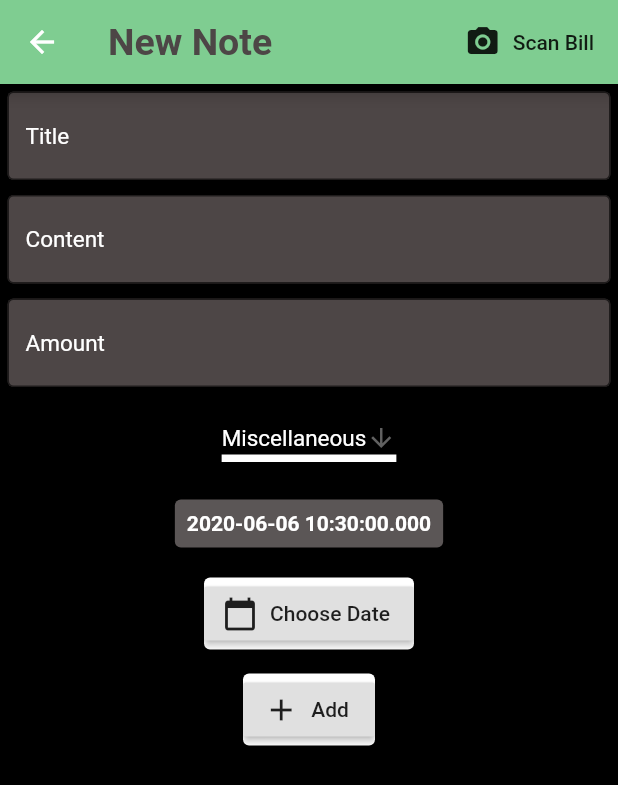
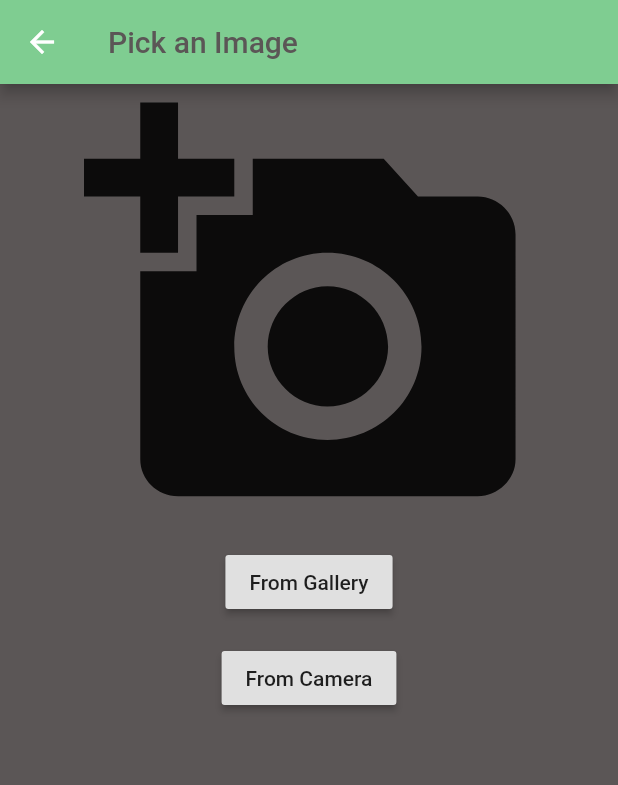
Before and after one commit to sbiswas2209/expenses_app, a Flutter app: the NewItemPage screen opened by its route, after a tap on "Scan Bill", on a phone screen of 412 x 824 dp. Shown: the top 785 px of the screen. Run offline on Flutter 3.47's test engine with Material 2 defaults, Android fonts, the phone set to English and light mode, and no system bars; our stand-ins replace charts_flutter, cloud_firestore, firebase_auth, image_picker; missing offline and left inert: firebase_ml_vision, time_formatter; accounts and stored records are empty.

Commit message:
Added Text Recognition

```diff
--- a/lib/main.dart
+++ b/lib/main.dart
@@ -4,6 +4,7 @@ import 'package:expenses_calculator/authentication/login_page.dart';
 import 'package:expenses_calculator/authentication/sign_up_page.dart';
 import 'package:expenses_calculator/authentication/start_screen.dart';
 import 'package:expenses_calculator/pages/new_note.dart';
+import 'package:expenses_calculator/pages/pickImage.dart';
 import 'package:expenses_calculator/services/auth.dart';
 import 'package:flutter/material.dart';
 import 'package:provider/provider.dart';
@@ -21,6 +22,7 @@ final routes = <String , WidgetBuilder>{
   SignUpPage.tag : (context) => SignUpPage(),
   StartScreen.tag : (context) => StartScreen(),
   NewItemPage.tag : (context) => NewItemPage(),
+  PickImage.tag : (context) => PickImage(),
 };
 
   @override
--- a/lib/pages/edit_page.dart
+++ b/lib/pages/edit_page.dart
@@ -51,7 +51,6 @@ class _EditPageState extends State<EditPage> {
         actions: <Widget>[
           FlatButton.icon(
             onPressed: () {
-              database.increaseTotal(data['amount'],_amount , _oldType , _type);
               Firestore.instance.runTransaction((transaction) async {
                 DocumentSnapshot freshSnap = await transaction.get(data.reference);
                 await transaction.update(freshSnap.reference,
--- a/lib/pages/new_note.dart
+++ b/lib/pages/new_note.dart
@@ -1,3 +1,4 @@
+import 'package:expenses_calculator/pages/pickImage.dart';
 import 'package:expenses_calculator/services/database.dart';
 import 'package:flutter/material.dart';
 class NewItemPage extends StatefulWidget {
@@ -59,9 +60,13 @@ Future<void> _showNullFieldDialog(BuildContext context) async {
       backgroundColor: Colors.black,
       appBar: AppBar(
         actions: <Widget>[
-          FlatButton.icon(onPressed: () {},
+          FlatButton.icon(onPressed: () {
+            Navigator.push(context, new MaterialPageRoute(
+              builder: (BuildContext context) => new PickImage()
+            ));
+          },
           icon: Icon(Icons.camera_alt),
-          label: Text('Scan Bill')
+          label: Text('Scan Bill'),
           )
         ],
         backgroundColor: Color(0XFF7fcd91),
@@ -218,7 +223,6 @@ Future<void> _showNullFieldDialog(BuildContext context) async {
                           }
                           else{
                             database.setNotesData(_title, _content, _type, _amount , _dateTime);
-                            database.changeTotal(_amount , _type);
                             Navigator.pop(context);
                           }
                         },
--- /dev/null
+++ b/lib/pages/pickImage.dart
@@ -0,0 +1,102 @@
+import 'dart:io';
+import 'package:image_picker/image_picker.dart';
+import 'package:flutter/material.dart';
+import 'package:firebase_ml_vision/firebase_ml_vision.dart';
+class PickImage extends StatefulWidget {
+  static final String tag = 'pick-image';
+  @override
+  _PickImageState createState() => _PickImageState();
+}
+
+class _PickImageState extends State<PickImage> {
+  bool imageLoaded = false;
+  PickedFile pickedImage;
+  File image;
+  final _picker = ImagePicker();
+  Future pickGalleryImage() async {
+    var tempStore = await _picker.getImage(source: ImageSource.gallery);
+    setState(() {
+      pickedImage = tempStore;
+      image = File(pickedImage.path);
+      imageLoaded = true;
+    });
+  }
+  Future pickCameraImage() async {
+    var tempStore = await _picker.getImage(source: ImageSource.camera);
+    setState(() {
+      imageLoaded = true;
+      pickedImage = tempStore;
+      image = File(pickedImage.path);
+    });
+  }
+
+  Future readText() async {
+    FirebaseVisionImage ourImage = FirebaseVisionImage.fromFile(image);
+    TextRecognizer recognizeText = FirebaseVision.instance.textRecognizer();
+    VisionText readText = await recognizeText.processImage(ourImage);
+    for(TextBlock block in readText.blocks){
+      for(TextLine line in block.lines){
+        for(TextElement word in line.elements){
+          print(word.text);
+        }
+      }
+    }
+  }
+
+  @override
+  Widget build(BuildContext context) {
+    return Scaffold(
+      backgroundColor: Color(0XFF5b5656),
+      appBar: AppBar(
+        backgroundColor: Color(0XFF7fcd91),
+        title: Text('Pick an Image',
+          style: TextStyle(
+            color: Color(0XFF5b5656),
+          ),
+        ),
+      ),
+      body: Center(
+        child: Column(
+          children: <Widget>[
+            !imageLoaded?Center(child: Icon(Icons.add_a_photo , size:300.0),):
+              Padding(
+                padding: const EdgeInsets.all(8.0),
+                child: Container(
+                  height: (MediaQuery.of(context).size.height-300),
+                  width: MediaQuery.of(context).size.width,
+                  decoration: BoxDecoration(
+                    image: DecorationImage(
+                      image: FileImage(image),
+                      fit: BoxFit.cover,
+                    ),
+                  ),
+                ),
+              ),
+            Padding(
+              padding: const EdgeInsets.all(8.0),
+              child: RaisedButton(
+                child: Text('From Gallery'),
+                onPressed: pickGalleryImage,
+              ),
+            ),
+            Padding(
+              padding: const EdgeInsets.all(8.0),
+              child: RaisedButton(
+                child: Text('From Camera'),
+                onPressed: pickCameraImage,
+              ),
+            ),
+            !imageLoaded ? SizedBox(height:10.0):
+            Padding(
+              padding: const EdgeInsets.all(8.0),
+              child: RaisedButton(
+                child: Text('Scan Text'),
+                onPressed: readText,
+              ),
+            ),
+          ],
+        ),
+      ),
+    );
+  }
+}
--- a/pubspec.yaml
+++ b/pubspec.yaml
@@ -21,13 +21,14 @@ environment:
   sdk: ">=2.7.0 <3.0.0"
 
 dependencies:
+  image_picker: ^0.6.7+1
   flutter:
     sdk: flutter
   firebase_auth: ^0.16.0
   cloud_firestore: ^0.13.5
   provider: ^4.1.2
   charts_flutter: ^0.9.0
-  flutter_mobile_vision: ^0.1.4+1
+  firebase_ml_vision: ^0.9.4
   time_formatter: ^1.0.0+5
   flutter_date_pickers: ^0.1.0
 
```
Also changed, not shown: lib/pages/dashBoardPage.dart (+8 -11 lines), lib/services/database.dart (+0 -45 lines), pubspec.lock, 3 other files.
